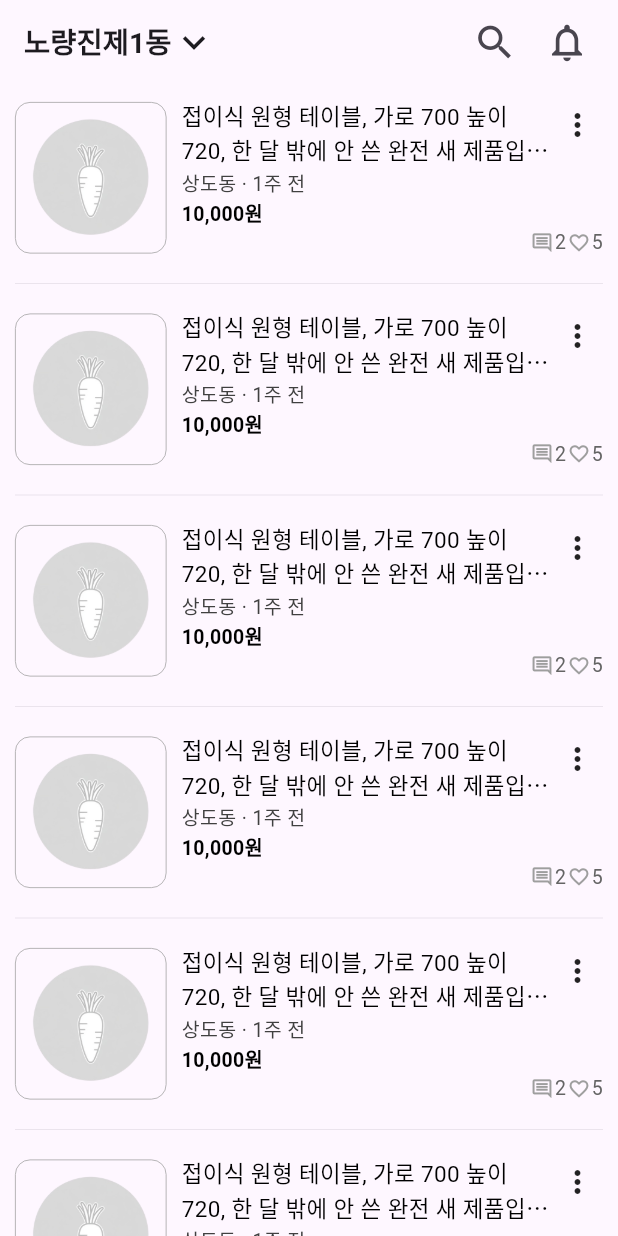
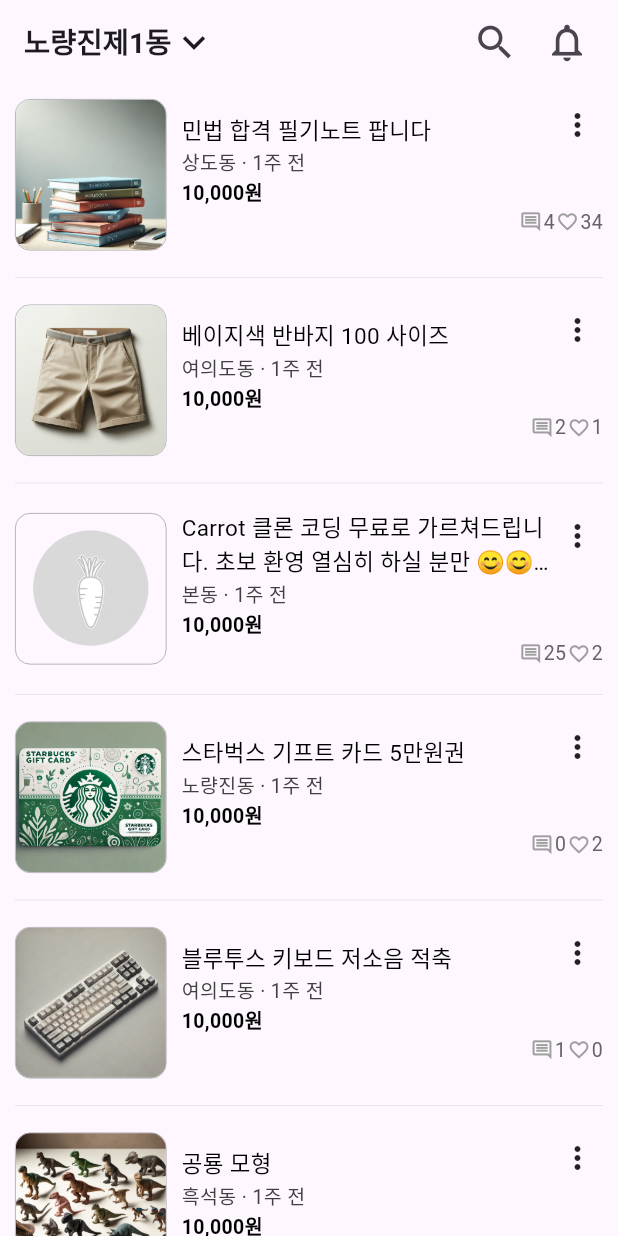
Before and after one commit to gyugyu90/carrot_clone_app, a Flutter app: the screen it shows after launch, on a phone screen of 412 x 824 dp. Run offline on Flutter 3.47's test engine with Material 3 defaults, Android fonts, the phone set to English and light mode, and no system bars.

Commit message:
add value bindings to `HomeFeedListItem`

```diff
--- a/lib/components/home_feed_list_item.dart
+++ b/lib/components/home_feed_list_item.dart
@@ -1,9 +1,13 @@
+import 'package:carrot_clone_app/models/home_feed.dart';
 import 'package:flutter/material.dart';
 
 class HomeFeedListItem extends StatelessWidget {
   const HomeFeedListItem({
     super.key,
+    required this.homeFeed,
   });
+
+  final HomeFeed homeFeed;
 
   @override
   Widget build(BuildContext context) {
@@ -22,8 +26,9 @@
                 ),
                 child: ClipRRect(
                   borderRadius: BorderRadius.circular(10),
-                  child: const Image(
-                    image: AssetImage('assets/images/placeholder.png'),
+                  child: Image(
+                    image: AssetImage(
+                        'assets/images/${homeFeed.thumbnailImageUrl}'),
                     width: 100,
                     height: 100,
                   ),
@@ -32,16 +37,16 @@
               const SizedBox(
                 width: 10,
               ),
-              const Expanded(
+              Expanded(
                 child: Column(
                   mainAxisSize: MainAxisSize.min,
                   crossAxisAlignment: CrossAxisAlignment.start,
                   children: [
                     Padding(
-                      padding: EdgeInsets.only(right: 35.0),
+                      padding: const EdgeInsets.only(right: 35.0),
                       child: Text(
-                        '접이식 원형 테이블, 가로 700 높이 720, 한 달 밖에 안 쓴 완전 새 제품입니다. 매우 튼튼해요!!!!!!!!!!!!!!!!!!',
-                        style: TextStyle(
+                        homeFeed.title,
+                        style: const TextStyle(
                           fontSize: 15,
                           color: Colors.black,
                         ),
@@ -50,13 +55,13 @@
                       ),
                     ),
                     Text(
-                      '상도동 · 1주 전',
-                      style: TextStyle(
+                      '${homeFeed.region} · 1주 전',
+                      style: const TextStyle(
                         color: Color.fromARGB(255, 64, 64, 64),
                         fontSize: 13,
                       ),
                     ),
-                    Text(
+                    const Text(
                       '10,000원',
                       style: TextStyle(
                         color: Colors.black,
@@ -67,7 +72,7 @@
                     Row(
                       mainAxisAlignment: MainAxisAlignment.end,
                       children: [
-                        SizedBox(
+                        const SizedBox(
                           width: 17,
                           child: Icon(
                             Icons.comment_outlined,
@@ -76,13 +81,13 @@
                           ),
                         ),
                         Text(
-                          '2',
-                          style: TextStyle(
+                          homeFeed.comments.toString(),
+                          style: const TextStyle(
                             fontSize: 13,
                             color: Color.fromARGB(255, 100, 100, 100),
                           ),
                         ),
-                        SizedBox(
+                        const SizedBox(
                           width: 17,
                           child: Icon(
                             Icons.favorite_border_outlined,
@@ -91,8 +96,8 @@
                           ),
                         ),
                         Text(
-                          '5',
-                          style: TextStyle(
+                          homeFeed.likes.toString(),
+                          style: const TextStyle(
                             fontSize: 13,
                             color: Color.fromARGB(255, 100, 100, 100),
                           ),
--- /dev/null
+++ b/lib/data/example_feeds.dart
@@ -0,0 +1,114 @@
+import '../models/home_feed.dart';
+
+var dummyHomeFeeds = [
+  HomeFeed(
+    id: 1,
+    title: "민법 합격 필기노트 팝니다",
+    created: DateTime.now().add(const Duration(seconds: -3)),
+    region: "상도동",
+    comments: 4,
+    likes: 34,
+    thumbnailImageUrl: "books.png",
+    price: 10000,
+  ),
+  HomeFeed(
+    id: 2,
+    title: "베이지색 반바지 100 사이즈",
+    created: DateTime.now().add(const Duration(days: -2)),
+    region: "여의도동",
+    comments: 2,
+    likes: 1,
+    thumbnailImageUrl: "shorts.png",
+    price: 35000,
+  ),
+  HomeFeed(
+    id: 3,
+    title: "Carrot 클론 코딩 무료로 가르쳐드립니다. 초보 환영 열심히 하실 분만 😊😊😊",
+    created: DateTime.now().add(const Duration(minutes: -5)),
+    region: "본동",
+    comments: 25,
+    likes: 2,
+    thumbnailImageUrl: "placeholder.png",
+    price: 0,
+  ),
+  HomeFeed(
+    id: 4,
+    title: "스타벅스 기프트 카드 5만원권",
+    created: DateTime.now().add(const Duration(minutes: -23)),
+    region: "노량진동",
+    comments: 0,
+    likes: 2,
+    thumbnailImageUrl: "starbucks.png",
+    price: 48000,
+  ),
+  HomeFeed(
+    id: 5,
+    title: "블루투스 키보드 저소음 적축",
+    created: DateTime.now().add(const Duration(hours: -1)),
+    region: "여의도동",
+    comments: 1,
+    likes: 0,
+    thumbnailImageUrl: "keyboard.png",
+    price: 99000,
+  ),
+  HomeFeed(
+    id: 6,
+    title: "공룡 모형",
+    created: DateTime.now().add(const Duration(hours: -4)),
+    region: "흑석동",
+    comments: 1,
+    likes: 0,
+    thumbnailImageUrl: "dinosaurs.png",
+    price: 59000,
+  ),
+  HomeFeed(
+    id: 7,
+    title: "여성 핑크 트위드 자켓",
+    created: DateTime.now().add(const Duration(minutes: -50)),
+    region: "도림동",
+    comments: 0,
+    likes: 1,
+    thumbnailImageUrl: "pink_tweed.png",
+    price: 25000,
+  ),
+  HomeFeed(
+    id: 8,
+    title: "미니스커트",
+    created: DateTime.now().add(const Duration(hours: -2)),
+    region: "노량진동",
+    comments: 0,
+    likes: 0,
+    thumbnailImageUrl: "skirt.png",
+    price: 9500,
+  ),
+  HomeFeed(
+    id: 9,
+    title: "급전이 필요해서 처분합니다ㅜ 롤렉스 시계",
+    created: DateTime.now().add(const Duration(days: -2)),
+    region: "보라매동",
+    comments: 3,
+    likes: 4,
+    thumbnailImageUrl: "watch.png",
+    price: 18000000,
+  ),
+  HomeFeed(
+    id: 10,
+    title: "흰색 테디베어 곰인형",
+    created: DateTime.now().add(const Duration(days: -6)),
+    region: "구로동",
+    comments: 0,
+    likes: 1,
+    thumbnailImageUrl: "white_teddy_bear.png",
+    price: 5000,
+  ),
+  HomeFeed(
+    id: 11,
+    title: "대장 아파트 34평 A타입 8층/노량진역 도보 5분",
+    created: DateTime.now().add(const Duration(minutes: -24)),
+    region: "노량진동",
+    comments: 1,
+    likes: 3,
+    thumbnailImageUrl: "interior.png",
+    price: 1000000000,
+  ),
+];
--- a/lib/main.dart
+++ b/lib/main.dart
@@ -1,4 +1,5 @@
 import 'package:carrot_clone_app/components/home_feed_list_item.dart';
+import 'package:carrot_clone_app/data/example_feeds.dart';
 import 'package:flutter/material.dart';
 
 void main() {
@@ -59,7 +60,10 @@
         ),
         body: ListView.separated(
           itemBuilder: (context, index) {
-            return const HomeFeedListItem();
+            var homeFeed = dummyHomeFeeds[index];
+            return HomeFeedListItem(
+              homeFeed: homeFeed,
+            );
           },
           itemCount: 10,
           separatorBuilder: (context, index) {
--- /dev/null
+++ b/lib/models/home_feed.dart
@@ -0,0 +1,21 @@
+class HomeFeed {
+  final int id;
+  final String thumbnailImageUrl;
+  final String title;
+  final String region;
+  final DateTime created;
+  final int price;
+  final int comments;
+  final int likes;
+
+  HomeFeed({
+    required this.id,
+    required this.thumbnailImageUrl,
+    required this.title,
+    required this.region,
+    required this.created,
+    required this.price,
+    required this.comments,
+    required this.likes,
+  });
+}
--- a/pubspec.yaml
+++ b/pubspec.yaml
@@ -60,7 +60,7 @@
 
   # To add assets to your application, add an assets section, like this:
   assets:
-    - assets/images/placeholder.png
+    - assets/images/
   #   - images/a_dot_ham.jpeg
 
   # An image asset can refer to one or more resolution-specific "variants", see
```
Also changed, not shown: assets/images/books.png (added), assets/images/dinosaurs.png (added), assets/images/interior.png (added), assets/images/keyboard.png (added), assets/images/pink_tweed.png (added), assets/images/shorts.png (added), assets/images/skirt.png (added), assets/images/starbucks.png (added), assets/images/tools.png (added), assets/images/watch.png (added), assets/images/white_teddy_bear.png (added).
